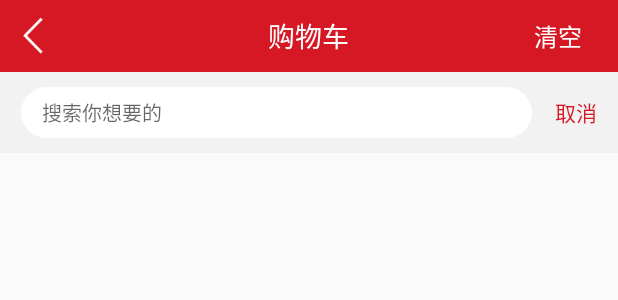
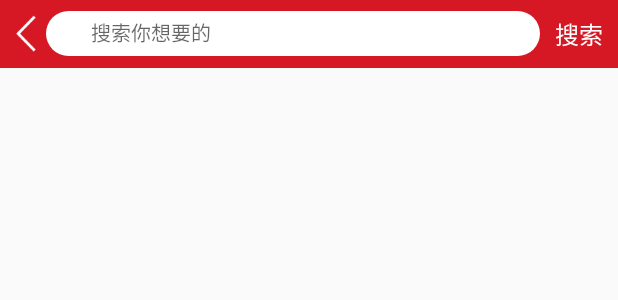
Before and after one commit to lihj1988/JiuCode, an Android app: the layout activity_search.xml on its own in the app's theme, with its tools: preview values and no code run, on a phone screen of 412 x 824 dp. Shown: the top 300 px of the screen. Run offline under Robolectric (Android 15) with nearby library versions, the phone set to English and light mode, and no system bars.

Commit message:
搜索页面修改  项目倒计时bug修改

```diff
--- a/app/src/main/java/com/jiuwang/buyer/activity/GoodsDetailsActivty.java
+++ b/app/src/main/java/com/jiuwang/buyer/activity/GoodsDetailsActivty.java
@@ -201,6 +201,7 @@ public class GoodsDetailsActivty extends BaseActivity {
 				} else {
 					MyToastView.showToast(baseResultEntity.getMsg(), GoodsDetailsActivty.this);
 				}
+				MyToastView.showToast(baseResultEntity.getMsg(), GoodsDetailsActivty.this);
 
 			}
 		}, new Consumer<Throwable>() {
--- a/app/src/main/java/com/jiuwang/buyer/activity/RegisterActivity.java
+++ b/app/src/main/java/com/jiuwang/buyer/activity/RegisterActivity.java
@@ -285,6 +285,8 @@ public class RegisterActivity extends BaseActivity {
 							DialogUtil.cancel();
 						}
 					});
+				}else {
+					MyToastView.showToast(baseResultEntity.getMsg(), RegisterActivity.this);
 				}
 			}
 		}, new Consumer<Throwable>() {
--- a/app/src/main/java/com/jiuwang/buyer/adapter/GoodsAdapter.java
+++ b/app/src/main/java/com/jiuwang/buyer/adapter/GoodsAdapter.java
@@ -55,10 +55,10 @@ public class GoodsAdapter extends RecyclerView.Adapter<GoodsAdapter.ViewHolder>
 		viewHolder.tvGoodsName.setText(datas.get(position).getGoods_name());
 //		viewHolder.tvProductArea.setText(datas.get(position).getProducer());
 		viewHolder.tvPrice.setText("¥" + datas.get(position).getPrice() + "元");
-		if (datas.get(position).getOrder_count() == null) {
+		if (datas.get(position).getSale_count() == null) {
 			viewHolder.tvOrderCount.setText("销量" + 0 + "笔");
 		} else {
-			viewHolder.tvOrderCount.setText("销量" + datas.get(position).getOrder_count() + "笔");
+			viewHolder.tvOrderCount.setText("销量" + datas.get(position).getSale_count() + "笔");
 		}
 
 		if ("".equals(datas.get(position).getSale_price())) {
--- a/app/src/main/java/com/jiuwang/buyer/adapter/GoodsOrderListAdapter.java
+++ b/app/src/main/java/com/jiuwang/buyer/adapter/GoodsOrderListAdapter.java
@@ -51,6 +51,7 @@ public class GoodsOrderListAdapter extends RecyclerView.Adapter<GoodsOrderListAd
     public void onBindViewHolder(ViewHolder holder, int position) {
 
         final OrderBean.DetailListBean detailBean =  mArrayList.get(position);
+        if(!"".equals(detailBean.getGoods_price())){
             Double goods_price = Double.parseDouble(detailBean.getGoods_price());
             int goods_num = Integer.parseInt(detailBean.getGoods_num());
             //图片加载
@@ -60,6 +61,8 @@ public class GoodsOrderListAdapter extends RecyclerView.Adapter<GoodsOrderListAd
             info = info + "x <font color='#FF5001'>" + goods_num + "</font><br>";
             info = info + "共 <font color='#FF5001'>" + (goods_price * goods_num) + "</font>";
             holder.infoTextView.setText(Html.fromHtml(info));
+        }
+
         String pic_url[] = detailBean.getPic_url().split("\\|");
         CommonUtil.loadImage(mApplication.getApplicationContext(), NetURL.PIC_BASEURL+pic_url[0],holder.mImageView);
 
--- a/app/src/main/java/com/jiuwang/buyer/popupwindow/ChooseItemPopupWindow.java
+++ b/app/src/main/java/com/jiuwang/buyer/popupwindow/ChooseItemPopupWindow.java
@@ -104,7 +104,7 @@ public class ChooseItemPopupWindow extends PopupWindow {
 				HashMap<String, String> hashMap = new HashMap<>();
 				hashMap.put("act", Constant.ACTION_ACT_ADD);
 				hashMap.put("aution_id", project_id);
-				hashMap.put("goods_id", selectGoodsList.get(position).getId());
+				hashMap.put("goods_id", selectGoodsList.get(position).getGoods_id());
 				HttpUtils.enroll(hashMap, new Consumer<BaseResultEntity>() {
 					@Override
 					public void accept(BaseResultEntity baseResultEntity) throws Exception {
--- a/app/src/main/res/layout/activity_search.xml
+++ b/app/src/main/res/layout/activity_search.xml
@@ -1,8 +1,9 @@
 <?xml version="1.0" encoding="utf-8"?>
 <LinearLayout xmlns:android="http://schemas.android.com/apk/res/android"
-              android:orientation="vertical"
 			  android:layout_width="match_parent"
-              android:layout_height="match_parent">
+			  android:layout_height="match_parent"
+			  android:orientation="vertical">
+
 	<LinearLayout
 		android:id="@+id/topView"
 		android:layout_width="match_parent"
@@ -10,60 +11,84 @@
 		android:background="@color/app_main_color"
 		android:orientation="horizontal"/>
 
-    <include
-        android:id="@+id/search_title"
-        layout="@layout/include_title"></include>
+	<LinearLayout
+
+		android:id="@+id/include_home"
+		android:layout_width="match_parent"
+		android:layout_height="45dp"
+		android:background="@color/app_main_color"
+		android:gravity="center_vertical">
 
 		<RelativeLayout
-        android:id="@+id/global_search_action_bar_rl"
-        android:layout_width="match_parent"
-        android:layout_height="54dp"
-        android:layout_below="@+id/search_title"
-        android:background="@color/gray_line"
+			android:id="@+id/onclick_layout_left"
+			android:layout_width="wrap_content"
+			android:layout_height="wrap_content"
+			android:layout_alignParentLeft="true"
+			android:layout_centerVertical="true"
+			android:paddingLeft="@dimen/padding_size_5"
+			android:visibility="visible">
+
+			<ImageView
+				android:layout_width="wrap_content"
+				android:layout_height="wrap_content"
+				android:layout_centerVertical="true"
+				android:background="@drawable/returns"/>
+		</RelativeLayout>
+
+		<LinearLayout
+			android:id="@+id/llet"
+			android:layout_width="0dp"
+			android:layout_height="wrap_content"
+			android:layout_weight="1"
+			android:background="@drawable/search_shape_home"
+			android:gravity="center_vertical"
 			android:orientation="horizontal">
 
-        <EditText
-            android:id="@+id/tab_bar_keyword_et"
-            android:layout_width="match_parent"
-            android:layout_height="34dp"
+			<ImageView
+				android:id="@+id/find_image"
+				android:layout_width="wrap_content"
+				android:layout_height="wrap_content"
 				android:layout_alignParentLeft="true"
 				android:layout_centerVertical="true"
-            android:layout_marginLeft="14dp"
-            android:layout_toLeftOf="@+id/tab_bar_cancel_tv"
+				android:layout_marginLeft="@dimen/padding_size_10"
+				android:background="@drawable/find"/>
+
+			<EditText
+				android:id="@+id/et_search"
+				android:layout_width="wrap_content"
+				android:layout_height="@dimen/padding_size_28"
 				android:background="@drawable/round_white_btn_bg"
-            android:gravity="left|center_vertical"
 				android:hint="搜索你想要的"
 				android:imeOptions="actionSearch"
-            android:paddingLeft="14dp"
-            android:paddingRight="14dp"
 				android:singleLine="true"
-            android:textSize="13sp"/>
+				android:textCursorDrawable="@null"
+				android:textSize="13sp"
+				android:windowSoftInputMode="stateHidden"/>
 
 			<ImageView
 				android:id="@+id/clear_keyword_iv"
 				android:layout_width="wrap_content"
-            android:layout_height="wrap_content"
-            android:layout_alignRight="@id/tab_bar_keyword_et"
+				android:layout_height="@dimen/padding_size_28"
+				android:layout_alignRight="@id/et_search"
 				android:layout_centerVertical="true"
 				android:padding="8dp"
 				android:src="@drawable/login_icon_edit_clear"
 				android:visibility="gone"/>
+		</LinearLayout>
+
 
 		<TextView
-            android:id="@+id/tab_bar_cancel_tv"
+			android:id="@+id/onclick_layout_right"
 			android:layout_width="wrap_content"
 			android:layout_height="wrap_content"
-            android:layout_alignParentRight="true"
-            android:layout_centerVertical="true"
-            android:background="@android:color/transparent"
-            android:paddingBottom="14dp"
-            android:paddingLeft="15dp"
-            android:paddingRight="14dp"
-            android:paddingTop="14dp"
-            android:text="取消"
-            android:textColor="@color/app_main_color"
-            android:textSize="14sp"/>
-    </RelativeLayout>
+			android:background="@null"
+			android:clickable="true"
+			android:padding="@dimen/padding_size_10"
+			android:text="搜索"
+			android:textColor="@color/white"
+			android:textSize="@dimen/textsize_16"/>
+	</LinearLayout>
+
 
 	<LinearLayout
 		android:id="@+id/search_history_ll"
--- a/app/src/main/res/layout/include_seach.xml
+++ b/app/src/main/res/layout/include_seach.xml
@@ -70,7 +70,7 @@
                 android:background="@null"
                 android:clickable="true"
                 android:focusable="false"
-                android:hint="品名 /材质 / 规格"
+                android:hint="搜索你想要的"
                 android:imeOptions="actionSearch"
                 android:singleLine="true"
                 android:textColor="@color/white"
```
Also changed, not shown: app/src/main/java/com/jiuwang/buyer/activity/BuySetup1Activity.java (+10 -10 lines), app/src/main/java/com/jiuwang/buyer/activity/SearchActivity.java (+27 -30 lines), app/src/main/java/com/jiuwang/buyer/adapter/ProjectListAdapter.java (+71 -43 lines), app/src/main/java/com/jiuwang/buyer/bean/GoodsBean.java (+9 -0 lines), app/src/main/java/com/jiuwang/buyer/fragment/HomeFragment.java (+37 -5 lines), app/src/main/java/com/jiuwang/buyer/fragment/ProjectFragment.java (+9 -4 lines), app/src/main/res/layout/include_home.xml (+15 -4 lines), app/src/main/res/layout/item_project_list.xml (+4 -4 lines). Lines whose indentation alone changed are shown as unchanged.
